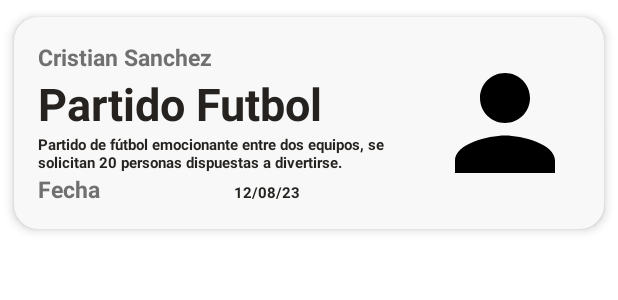
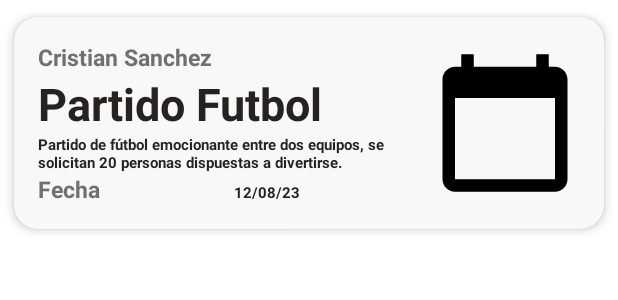
Before and after one commit to ISIS3510-202320-Team31/Android-Kotlin, an Android app: the layout event_card_item.xml on its own in the app's theme, with its tools: preview values and no code run, on a phone screen of 412 x 824 dp. Shown: the top 300 px of the screen. Run offline under Robolectric (Android 15) with nearby library versions, the light colour scheme and no system bars.

Commit message:
change img persona to event

```diff
--- a/app/src/main/res/layout/event_card_item.xml
+++ b/app/src/main/res/layout/event_card_item.xml
@@ -86,7 +86,7 @@
             android:id="@+id/imagen"
             android:layout_width="100dp"
             android:layout_height="100dp"
-            android:src="@drawable/ic_baseline_person_24" />
+            android:src="@drawable/ic_baseline_calendar_today_24" />
     </LinearLayout>
 
 </androidx.cardview.widget.CardView>
```
